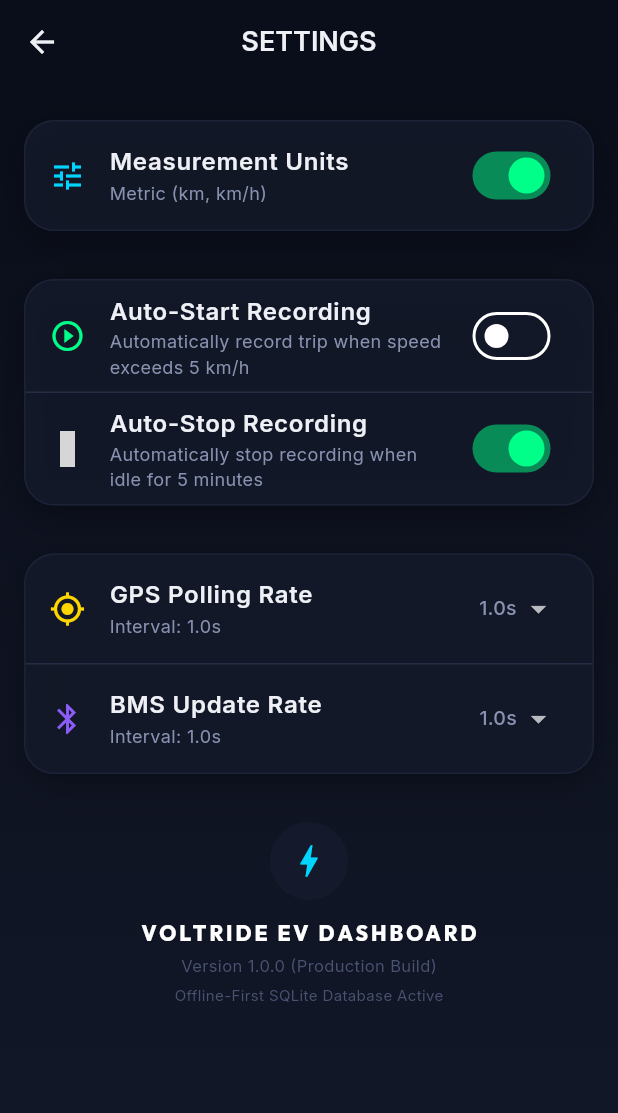
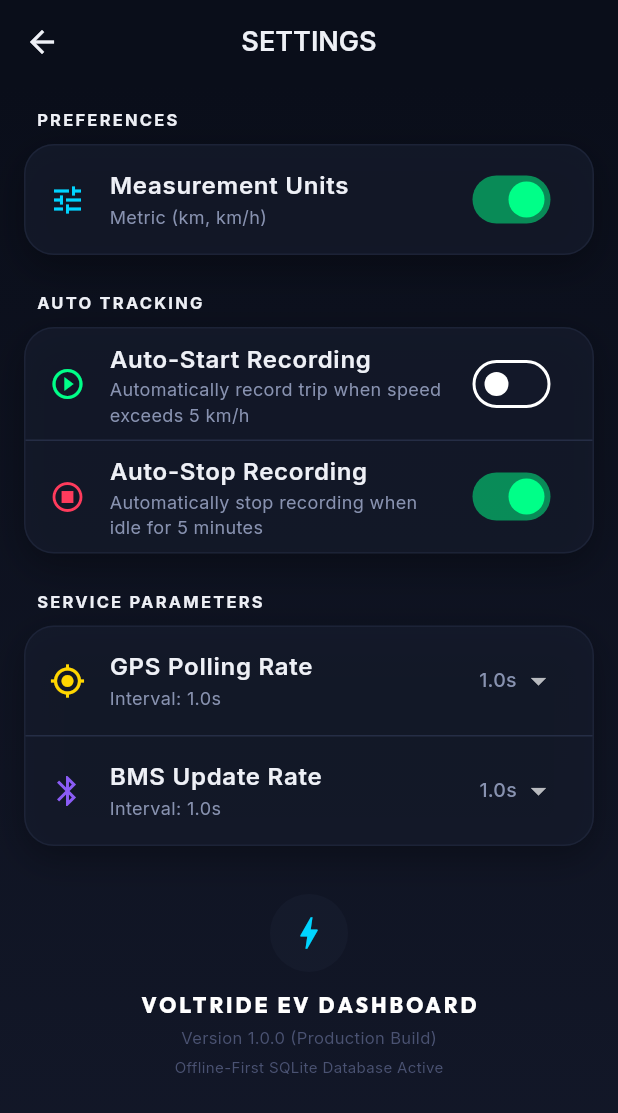
Before and after one commit to aanmochtar80/VoltRide, a Flutter app: the SettingsPage screen opened directly, on a phone screen of 412 x 824 dp. Shown: the top 1113 px of the screen. Run offline on Flutter 3.47's test engine with Material 3 defaults, Android fonts, the phone set to English and light mode, and no system bars; our stand-ins replace fl_chart, flutter_blue_plus, flutter_map, flutter_riverpod, geolocator, google_fonts and 5 more; accounts and stored records are empty; grey boxes are pictures that could not be loaded.

Commit message:
Fix Dart compile errors, theme cardTheme, typos, and clean pub cache

```diff
--- a/lib/core/theme.dart
+++ b/lib/core/theme.dart
@@ -198,12 +198,12 @@
         type: BottomNavigationBarType.fixed,
         elevation: 0,
       ),
-      cardTheme: CardTheme(
+      cardTheme: const CardThemeData(
         color: card,
         elevation: 0,
         shape: RoundedRectangleBorder(
           borderRadius: BorderRadius.circular(20),
-          side: const BorderSide(color: cardBorder, width: 1),
+          side: BorderSide(color: cardBorder, width: 1),
         ),
       ),
       elevatedButtonTheme: ElevatedButtonThemeData(
--- a/lib/pages/dashboard_page.dart
+++ b/lib/pages/dashboard_page.dart
@@ -11,6 +11,8 @@
 import 'package:voltride/widgets/mini_map_widget.dart';
 import 'package:voltride/widgets/speedometer_widget.dart';
 import 'package:voltride/widgets/telemetry_card_widget.dart';
+import 'package:voltride/services/ble_service.dart';
+
 
 class DashboardPage extends ConsumerStatefulWidget {
   const DashboardPage({super.key});
--- a/lib/pages/settings_page.dart
+++ b/lib/pages/settings_page.dart
@@ -71,7 +71,7 @@
                   ),
                   const Divider(color: VoltRideTheme.cardBorder, height: 1),
                   ListTile(
-                    leading: const Icon(Icons.stop_circle_outline, color: VoltRideTheme.alertRed),
+                    leading: const Icon(Icons.stop_circle_outlined, color: VoltRideTheme.alertRed),
                     title: const Text('Auto-Stop Recording', style: TextStyle(fontWeight: FontWeight.w600)),
                     subtitle: const Text('Automatically stop recording when idle for 5 minutes',
                         style: TextStyle(color: VoltRideTheme.textSecondary, fontSize: 12)),
@@ -193,11 +193,14 @@
   Widget _buildSectionHeader(String title) {
     return Padding(
       padding: const EdgeInsets.symmetric(horizontal: 8.0),
-      style: const TextStyle(
-        color: VoltRideTheme.textPrimary,
-        fontSize: 11,
-        fontWeight: FontWeight.bold,
-        letterSpacing: 1.5,
+      child: Text(
+        title,
+        style: const TextStyle(
+          color: VoltRideTheme.textPrimary,
+          fontSize: 11,
+          fontWeight: FontWeight.bold,
+          letterSpacing: 1.5,
+        ),
       ),
     );
   }
--- a/lib/pages/trip_history_page.dart
+++ b/lib/pages/trip_history_page.dart
@@ -69,7 +69,7 @@
                             padding: const EdgeInsets.symmetric(horizontal: 40),
                             child: Text(
                               'Trips you record using the Start Trip button on the dashboard will appear here.',
-                              textAlign: Center,
+                              textAlign: TextAlign.center,
                               style: TextStyle(
                                 color: VoltRideTheme.textSecondary.withOpacity(0.7),
                                 fontSize: 13,
--- a/pubspec.yaml
+++ b/pubspec.yaml
@@ -23,7 +23,7 @@
 
   # Maps
   flutter_map: ^6.1.0
-  latlong2: ^0.9.0
+  latlong2: ^0.9.1
 
   # GPS / Location
   geolocator: ^10.1.0
```
Also changed, not shown: lib/pages/trip_detail_page.dart (+7 -5 lines), 1 other file.
